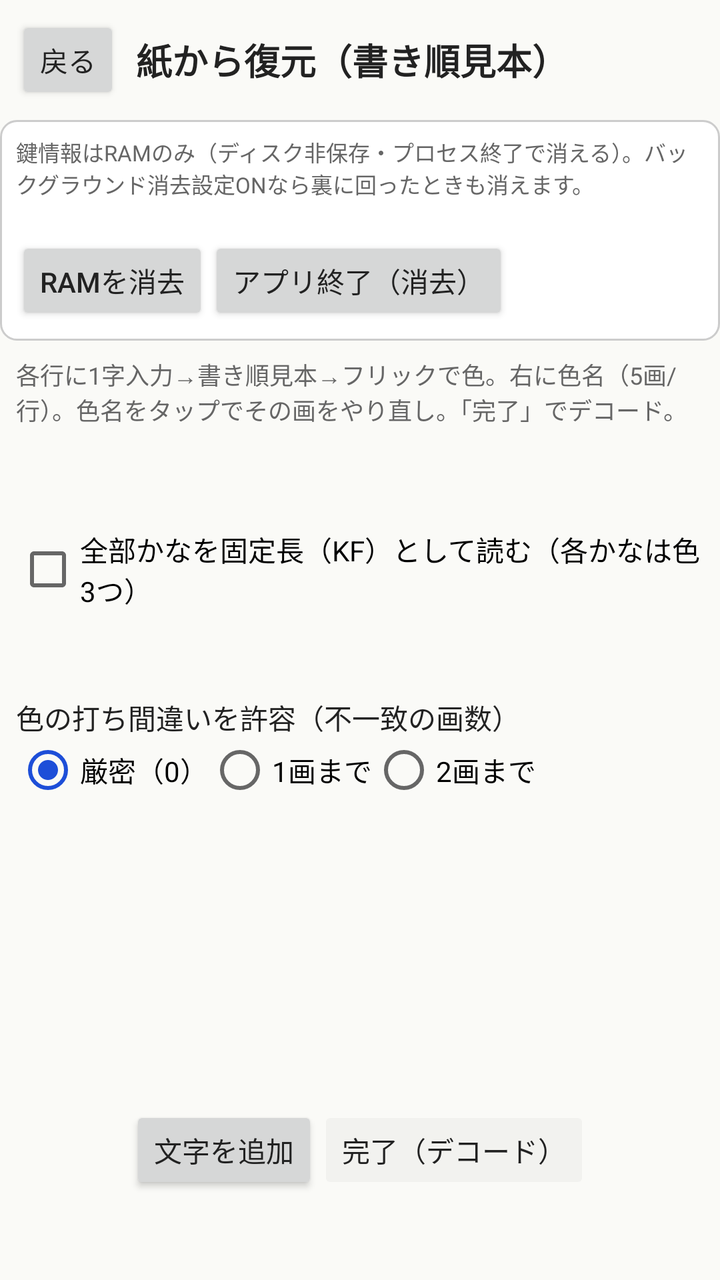
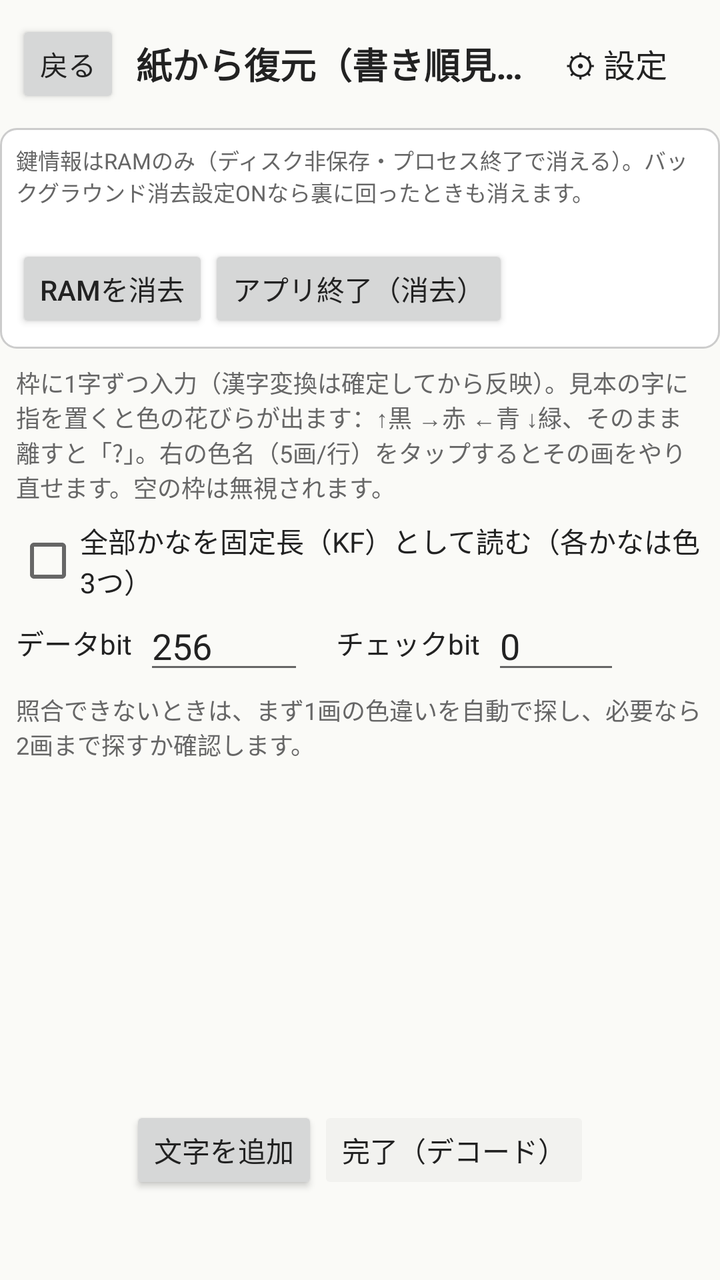

The first picture is an Android layout as it rendered before a commit; the second is the same layout after the commit. The layout source and the unified diff follow.
<!-- AndroidManifest.xml: application theme AppTheme -->
<!-- res/layout/activity_restore.xml -->
<?xml version="1.0" encoding="utf-8"?>
<LinearLayout xmlns:android="http://schemas.android.com/apk/res/android"
    android:id="@+id/root"
    android:layout_width="match_parent"
    android:layout_height="match_parent"
    android:orientation="vertical"
    android:background="@color/bg">

    <LinearLayout android:layout_width="match_parent" android:layout_height="wrap_content"
        android:orientation="horizontal" android:gravity="center_vertical" android:padding="8dp">
        <Button android:id="@+id/bBack" android:layout_width="wrap_content" android:layout_height="wrap_content"
            android:text="@string/kp_back" android:textAllCaps="false" />
        <TextView android:layout_width="0dp" android:layout_height="wrap_content" android:layout_weight="1"
            android:text="@string/restore_title" android:textSize="18sp" android:textStyle="bold"
            android:paddingStart="8dp" android:textColor="@color/text" />
    </LinearLayout>

    <include layout="@layout/ram_store_bar" />

    <TextView android:layout_width="match_parent" android:layout_height="wrap_content"
        android:text="@string/restore_help_v2" android:textSize="12sp" android:textColor="@color/dim"
        android:padding="8dp" />

    <LinearLayout android:layout_width="match_parent" android:layout_height="wrap_content"
        android:orientation="horizontal" android:paddingHorizontal="8dp" android:gravity="center_vertical">
        <CheckBox android:id="@+id/cbKf" android:layout_width="wrap_content" android:layout_height="wrap_content"
            android:text="@string/restore_kf" />
        <TextView android:layout_width="wrap_content" android:layout_height="wrap_content"
            android:text="@string/restore_bits" android:textColor="@color/text" android:paddingStart="8dp" />
        <EditText android:id="@+id/dataBits" android:layout_width="64dp" android:layout_height="wrap_content"
            android:inputType="number" android:text="256" android:saveEnabled="false" />
        <TextView android:layout_width="wrap_content" android:layout_height="wrap_content"
            android:text="@string/restore_check" android:textColor="@color/text" android:paddingStart="6dp" />
        <EditText android:id="@+id/checkBits" android:layout_width="48dp" android:layout_height="wrap_content"
            android:inputType="number" android:text="0" android:saveEnabled="false" />
    </LinearLayout>

    <TextView android:layout_width="match_parent" android:layout_height="wrap_content"
        android:text="@string/restore_mismatch" android:textColor="@color/text" android:paddingHorizontal="8dp" />
    <RadioGroup android:id="@+id/mismatchDepth" android:layout_width="match_parent"
        android:layout_height="wrap_content" android:orientation="horizontal" android:paddingHorizontal="8dp">
        <RadioButton android:id="@+id/mismatch0" android:layout_width="wrap_content" android:layout_height="wrap_content"
            android:text="@string/restore_mismatch_0" android:checked="true" />
        <RadioButton android:id="@+id/mismatch1" android:layout_width="wrap_content" android:layout_height="wrap_content"
            android:text="@string/restore_mismatch_1" />
        <RadioButton android:id="@+id/mismatch2" android:layout_width="wrap_content" android:layout_height="wrap_content"
            android:text="@string/restore_mismatch_2" />
    </RadioGroup>

    <ScrollView android:id="@+id/blockScroll" android:layout_width="match_parent"
        android:layout_height="0dp" android:layout_weight="1">
        <LinearLayout android:id="@+id/blockList" android:layout_width="match_parent"
            android:layout_height="wrap_content" android:orientation="vertical" android:padding="8dp" />
    </ScrollView>

    <LinearLayout android:layout_width="match_parent" android:layout_height="wrap_content"
        android:orientation="horizontal" android:padding="8dp" android:gravity="center">
        <Button android:id="@+id/bAddChar" android:layout_width="wrap_content" android:layout_height="wrap_content"
            android:text="@string/restore_add_char" android:textAllCaps="false" />
        <Button android:id="@+id/bFinish" android:layout_width="wrap_content" android:layout_height="wrap_content"
            android:text="@string/restore_finish" android:textAllCaps="false" android:enabled="false" />
    </LinearLayout>

    <TextView android:id="@+id/status" android:layout_width="match_parent" android:layout_height="wrap_content"
        android:textColor="@color/dim" android:padding="8dp" />

    <ScrollView android:id="@+id/panelResults" android:layout_width="match_parent"
        android:layout_height="0dp" android:layout_weight="1" android:visibility="gone">
        <LinearLayout android:id="@+id/resultsBox" android:layout_width="match_parent"
            android:layout_height="wrap_content" android:orientation="vertical" android:padding="12dp" />
    </ScrollView>
</LinearLayout>
<!-- res/layout/ram_store_bar.xml (included above) -->
<?xml version="1.0" encoding="utf-8"?>
<LinearLayout xmlns:android="http://schemas.android.com/apk/res/android"
    android:id="@+id/ramStoreBar"
    android:layout_width="match_parent"
    android:layout_height="wrap_content"
    android:orientation="vertical"
    android:padding="8dp"
    android:background="@drawable/section_bg">
    <TextView android:id="@+id/ramStoreHint" android:layout_width="match_parent"
        android:layout_height="wrap_content" android:text="@string/ram_store_hint"
        android:textSize="11sp" android:textColor="@color/dim" />
    <TextView android:id="@+id/ramStoreStatus" android:layout_width="match_parent"
        android:layout_height="wrap_content" android:textSize="12sp" android:textColor="@color/text"
        android:paddingTop="2dp" />
    <LinearLayout android:layout_width="match_parent" android:layout_height="wrap_content"
        android:orientation="horizontal">
        <Button android:id="@+id/bRamClear" android:layout_width="wrap_content"
            android:layout_height="wrap_content" android:text="@string/ram_store_clear"
            android:textAllCaps="false" />
        <Button android:id="@+id/bRamQuit" android:layout_width="wrap_content"
            android:layout_height="wrap_content" android:text="@string/ram_store_quit"
            android:textAllCaps="false" />
    </LinearLayout>
</LinearLayout>
<!-- resources referenced by this layout -->
<resources>
  <color name="bg">#FFFAFAF7</color>
  <color name="dim">#FF666666</color>
  <color name="text">#FF222222</color>
  <!-- drawable section_bg (drawable) -->
  <?xml version="1.0" encoding="utf-8"?>
  <shape xmlns:android="http://schemas.android.com/apk/res/android" android:shape="rectangle">
      <solid android:color="@color/card" />
      <stroke android:width="1dp" android:color="@color/line" />
      <corners android:radius="8dp" />
  </shape>
  <string name="kp_back">戻る</string>
  <string name="ram_store_clear">RAMを消去</string>
  <string name="ram_store_hint">鍵情報はRAMのみ（ディスク非保存・プロセス終了で消える）。バックグラウンド消去設定ONなら裏に回ったときも消えます。</string>
  <string name="ram_store_quit">アプリ終了（消去）</string>
  <string name="restore_add_char">文字を追加</string>
  <string name="restore_bits">データbit:</string>
  <string name="restore_check">チェック:</string>
  <string name="restore_finish">完了（デコード）</string>
  <string name="restore_help_v2">各行に1字入力→書き順見本→フリックで色。右に色名（5画/行）。色名をタップでその画をやり直し。「完了」でデコード。</string>
  <string name="restore_kf">全部かなを固定長（KF）として読む（各かなは色3つ）</string>
  <string name="restore_mismatch">色の打ち間違いを許容（不一致の画数）</string>
  <string name="restore_mismatch_0">厳密（0）</string>
  <string name="restore_mismatch_1">1画まで</string>
  <string name="restore_mismatch_2">2画まで</string>
  <string name="restore_title">紙から復元（書き順見本）</string>
  <style name="AppTheme" parent="android:Theme.Material.Light.NoActionBar">
          <item name="android:colorPrimary">@color/bar</item>
          <item name="android:colorPrimaryDark">@color/bar</item>
          <item name="android:colorAccent">@color/accent</item>
          <item name="android:colorBackground">@color/bg</item>
          <item name="android:windowBackground">@color/bar</item>
          <item name="android:textColorPrimary">@color/text</item>
          <item name="android:textColorSecondary">@color/dim</item>
          <item name="android:statusBarColor">@color/bar</item>
          <item name="android:navigationBarColor">@color/bar</item>
          <item name="android:buttonStyle">@style/Btn</item>
      </style>
  <color name="card">#FFFFFFFF</color>
  <color name="line">#FFCCCCCC</color>
  <color name="bar">#FF1B1E26</color>
  <color name="accent">#FF1D4ED8</color>
  <style name="Btn" parent="android:Widget.Material.Light.Button">
          <item name="android:textAllCaps">false</item>
          <item name="android:minHeight">44dp</item>
          <item name="android:minWidth">48dp</item>
          <item name="android:textSize">14sp</item>
      </style>
</resources>

<!-- the commit's change to res/layout/activity_restore.xml (unified diff, before → after) -->
@@ -12,49 +12,60 @@
             android:text="@string/kp_back" android:textAllCaps="false" />
         <TextView android:layout_width="0dp" android:layout_height="wrap_content" android:layout_weight="1"
             android:text="@string/restore_title" android:textSize="18sp" android:textStyle="bold"
-            android:paddingStart="8dp" android:textColor="@color/text" />
+            android:paddingStart="8dp" android:textColor="@color/text" android:maxLines="1"
+            android:ellipsize="end" />
+        <Button android:id="@+id/bSettings" style="?android:attr/borderlessButtonStyle"
+            android:layout_width="wrap_content" android:layout_height="wrap_content"
+            android:text="@string/settings_gear" android:textAllCaps="false" android:textSize="16sp"
+            android:textColor="@color/text" />
     </LinearLayout>
 
     <include layout="@layout/ram_store_bar" />
 
-    <TextView android:layout_width="match_parent" android:layout_height="wrap_content"
-        android:text="@string/restore_help_v2" android:textSize="12sp" android:textColor="@color/dim"
-        android:padding="8dp" />
-
-    <LinearLayout android:layout_width="match_parent" android:layout_height="wrap_content"
-        android:orientation="horizontal" android:paddingHorizontal="8dp" android:gravity="center_vertical">
-        <CheckBox android:id="@+id/cbKf" android:layout_width="wrap_content" android:layout_height="wrap_content"
-            android:text="@string/restore_kf" />
-        <TextView android:layout_width="wrap_content" android:layout_height="wrap_content"
-            android:text="@string/restore_bits" android:textColor="@color/text" android:paddingStart="8dp" />
-        <EditText android:id="@+id/dataBits" android:layout_width="64dp" android:layout_height="wrap_content"
-            android:inputType="number" android:text="256" android:saveEnabled="false" />
-        <TextView android:layout_width="wrap_content" android:layout_height="wrap_content"
-            android:text="@string/restore_check" android:textColor="@color/text" android:paddingStart="6dp" />
-        <EditText android:id="@+id/checkBits" android:layout_width="48dp" android:layout_height="wrap_content"
-            android:inputType="number" android:text="0" android:saveEnabled="false" />
-    </LinearLayout>
-
-    <TextView android:layout_width="match_parent" android:layout_height="wrap_content"
-        android:text="@string/restore_mismatch" android:textColor="@color/text" android:paddingHorizontal="8dp" />
-    <RadioGroup android:id="@+id/mismatchDepth" android:layout_width="match_parent"
-        android:layout_height="wrap_content" android:orientation="horizontal" android:paddingHorizontal="8dp">
-        <RadioButton android:id="@+id/mismatch0" android:layout_width="wrap_content" android:layout_height="wrap_content"
-            android:text="@string/restore_mismatch_0" android:checked="true" />
-        <RadioButton android:id="@+id/mismatch1" android:layout_width="wrap_content" android:layout_height="wrap_content"
-            android:text="@string/restore_mismatch_1" />
-        <RadioButton android:id="@+id/mismatch2" android:layout_width="wrap_content" android:layout_height="wrap_content"
-            android:text="@string/restore_mismatch_2" />
-    </RadioGroup>
-
     <ScrollView android:id="@+id/blockScroll" android:layout_width="match_parent"
         android:layout_height="0dp" android:layout_weight="1">
-        <LinearLayout android:id="@+id/blockList" android:layout_width="match_parent"
-            android:layout_height="wrap_content" android:orientation="vertical" android:padding="8dp" />
+        <LinearLayout android:layout_width="match_parent" android:layout_height="wrap_content"
+            android:orientation="vertical">
+
+            <TextView android:id="@+id/helpText" android:layout_width="match_parent"
+                android:layout_height="wrap_content" android:text="@string/restore_help_v2"
+                android:textSize="12sp" android:textColor="@color/dim" android:padding="8dp" />
+
+            <CheckBox android:id="@+id/cbKf" android:layout_width="match_parent"
+                android:layout_height="wrap_content" android:layout_marginHorizontal="8dp"
+                android:text="@string/restore_kf" android:textColor="@color/text" />
+
+            <LinearLayout android:id="@+id/bitsRow" android:layout_width="match_parent"
+                android:layout_height="wrap_content" android:orientation="horizontal"
+                android:paddingHorizontal="8dp" android:gravity="center_vertical">
+                <TextView android:id="@+id/labelDataBits" android:layout_width="wrap_content"
+                    android:layout_height="wrap_content" android:text="@string/restore_bits"
+                    android:textColor="@color/text" android:maxLines="1" />
+                <EditText android:id="@+id/dataBits" android:layout_width="80dp"
+                    android:layout_height="wrap_content" android:layout_marginStart="6dp"
+                    android:inputType="number" android:text="256" android:saveEnabled="false"
+                    android:maxLines="1" android:importantForAutofill="no" />
+                <TextView android:id="@+id/labelCheckBits" android:layout_width="wrap_content"
+                    android:layout_height="wrap_content" android:layout_marginStart="16dp"
+                    android:text="@string/restore_check" android:textColor="@color/text" android:maxLines="1" />
+                <EditText android:id="@+id/checkBits" android:layout_width="64dp"
+                    android:layout_height="wrap_content" android:layout_marginStart="6dp"
+                    android:inputType="number" android:text="0" android:saveEnabled="false"
+                    android:maxLines="1" android:importantForAutofill="no" />
+            </LinearLayout>
+
+            <TextView android:layout_width="match_parent" android:layout_height="wrap_content"
+                android:text="@string/restore_mismatch_auto" android:textSize="12sp"
+                android:textColor="@color/dim" android:paddingHorizontal="8dp" android:paddingTop="4dp" />
+
+            <LinearLayout android:id="@+id/blockList" android:layout_width="match_parent"
+                android:layout_height="wrap_content" android:orientation="vertical" android:padding="8dp" />
+        </LinearLayout>
     </ScrollView>
 
-    <LinearLayout android:layout_width="match_parent" android:layout_height="wrap_content"
-        android:orientation="horizontal" android:padding="8dp" android:gravity="center">
+    <LinearLayout android:id="@+id/editButtons" android:layout_width="match_parent"
+        android:layout_height="wrap_content" android:orientation="horizontal" android:padding="8dp"
+        android:gravity="center">
         <Button android:id="@+id/bAddChar" android:layout_width="wrap_content" android:layout_height="wrap_content"
             android:text="@string/restore_add_char" android:textAllCaps="false" />
         <Button android:id="@+id/bFinish" android:layout_width="wrap_content" android:layout_height="wrap_content"
<!-- resource entries referenced after the edit -->
@@ -15,16 +15,14 @@
   <string name="ram_store_hint">鍵情報はRAMのみ（ディスク非保存・プロセス終了で消える）。バックグラウンド消去設定ONなら裏に回ったときも消えます。</string>
   <string name="ram_store_quit">アプリ終了（消去）</string>
   <string name="restore_add_char">文字を追加</string>
-  <string name="restore_bits">データbit:</string>
-  <string name="restore_check">チェック:</string>
+  <string name="restore_bits">データbit</string>
+  <string name="restore_check">チェックbit</string>
   <string name="restore_finish">完了（デコード）</string>
-  <string name="restore_help_v2">各行に1字入力→書き順見本→フリックで色。右に色名（5画/行）。色名をタップでその画をやり直し。「完了」でデコード。</string>
+  <string name="restore_help_v2">枠に1字ずつ入力（漢字変換は確定してから反映）。見本の字に指を置くと色の花びらが出ます：↑黒 →赤 ←青 ↓緑、そのまま離すと「?」。右の色名（5画/行）をタップするとその画をやり直せます。空の枠は無視されます。</string>
   <string name="restore_kf">全部かなを固定長（KF）として読む（各かなは色3つ）</string>
-  <string name="restore_mismatch">色の打ち間違いを許容（不一致の画数）</string>
-  <string name="restore_mismatch_0">厳密（0）</string>
-  <string name="restore_mismatch_1">1画まで</string>
-  <string name="restore_mismatch_2">2画まで</string>
+  <string name="restore_mismatch_auto">照合できないときは、まず1画の色違いを自動で探し、必要なら2画まで探すか確認します。</string>
   <string name="restore_title">紙から復元（書き順見本）</string>
+  <string name="settings_gear">⚙ 設定</string>
   <style name="AppTheme" parent="android:Theme.Material.Light.NoActionBar">
           <item name="android:colorPrimary">@color/bar</item>
           <item name="android:colorPrimaryDark">@color/bar</item>
